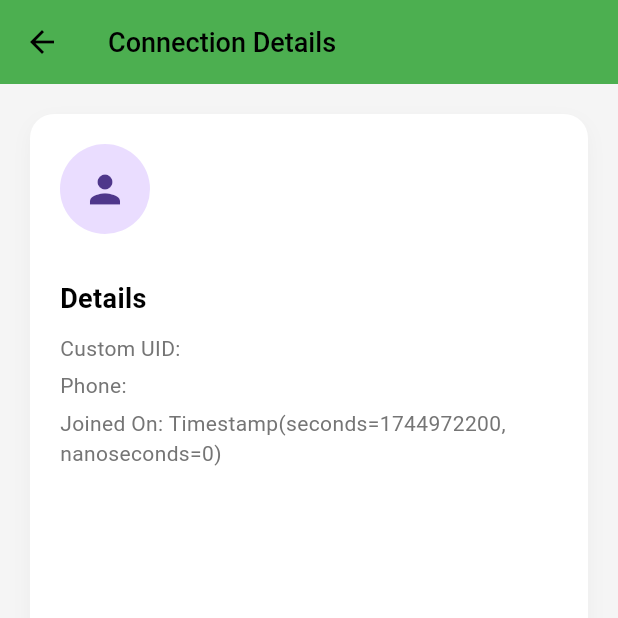
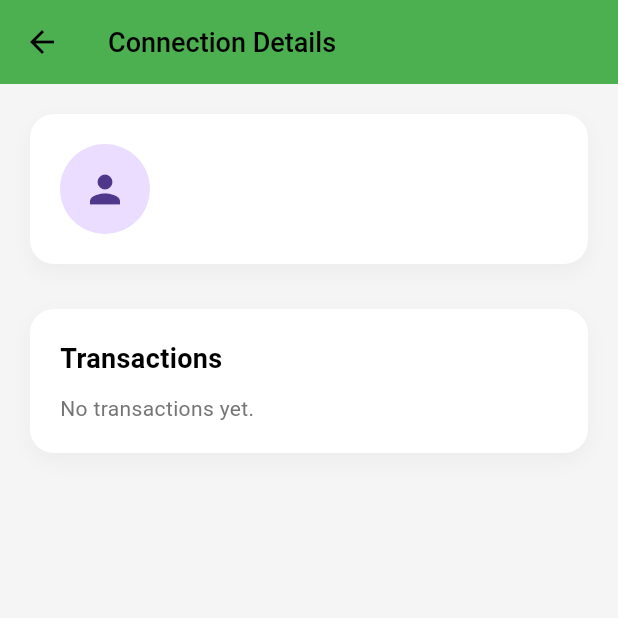
Before and after one commit to muhdismailm/peerpay, a Flutter app: the ConnectedPage screen opened directly with empty values, on a phone screen of 412 x 824 dp, the top half of it. Run offline on Flutter 3.47's test engine with Material 3 defaults, Android fonts, the phone set to English and light mode, and no system bars; our stand-ins replace cloud_firestore, firebase_auth, firebase_core, fluttertoast; accounts and stored records are empty.

Commit message:
connection details updated with custom uid instad of email   and transaction container added

```diff
--- a/lib/screens/connected.dart
+++ b/lib/screens/connected.dart
@@ -21,7 +21,9 @@ class ConnectedPage extends StatelessWidget {
       backgroundColor: isDarkMode ? Colors.black : Colors.grey[100],
       body: Padding(
         padding: const EdgeInsets.all(20.0),
-        child: Container(
+        child: Column(
+          children: [
+            Container(
               padding: const EdgeInsets.all(20),
               decoration: BoxDecoration(
                 color: backgroundColor,
@@ -36,10 +38,7 @@ class ConnectedPage extends StatelessWidget {
                         ),
                       ],
               ),
-          child: Column(
-            crossAxisAlignment: CrossAxisAlignment.start,
-            children: [
-              Row(
+              child: Row(
                 children: [
                   const CircleAvatar(
                     radius: 30,
@@ -60,7 +59,7 @@ class ConnectedPage extends StatelessWidget {
                         ),
                         const SizedBox(height: 4),
                         Text(
-                          userData['email'] ?? 'No Email',
+                          userData['customUid'] ?? 'No UID',
                           style: TextStyle(color: secondaryTextColor),
                         ),
                       ],
@@ -68,9 +67,31 @@ class ConnectedPage extends StatelessWidget {
                   )
                 ],
               ),
+            ),
             const SizedBox(height: 30),
+
+            // Transactions Container
+            Container(
+              width: double.infinity,
+              padding: const EdgeInsets.all(20),
+              decoration: BoxDecoration(
+                color: backgroundColor,
+                borderRadius: BorderRadius.circular(16),
+                boxShadow: isDarkMode
+                    ? []
+                    : [
+                        BoxShadow(
+                          color: Colors.grey.withOpacity(0.1),
+                          blurRadius: 10,
+                          offset: const Offset(0, 5),
+                        ),
+                      ],
+              ),
+              child: Column(
+                crossAxisAlignment: CrossAxisAlignment.start,
+                children: [
                   Text(
-                'Details',
+                    'Transactions',
                     style: TextStyle(
                       fontSize: 18,
                       fontWeight: FontWeight.bold,
@@ -78,16 +99,15 @@ class ConnectedPage extends StatelessWidget {
                     ),
                   ),
                   const SizedBox(height: 10),
-              Text('Custom UID: ${userData['customUid'] ?? 'N/A'}',
-                  style: TextStyle(color: secondaryTextColor)),
-              const SizedBox(height: 5),
-              Text('Phone: ${userData['phone'] ?? 'N/A'}',
-                  style: TextStyle(color: secondaryTextColor)),
-              const SizedBox(height: 5),
-              Text('Joined On: ${userData['createdAt'] ?? 'N/A'}',
-                  style: TextStyle(color: secondaryTextColor)),
+                  // Example placeholder for transaction data
+                  Text(
+                    'No transactions yet.',
+                    style: TextStyle(color: secondaryTextColor),
+                  ),
                 ],
               ),
+            ),
+          ],
         ),
       ),
     );
```
Lines whose indentation alone changed are shown as unchanged.
